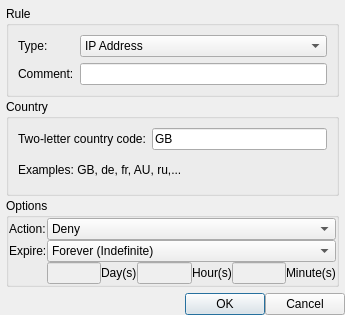
This is Quazaa/UI/dialogmodifyrule.ui in quazaa-development-team/Quazaa as Qt 5 draws it before an edit. The edited form follows.
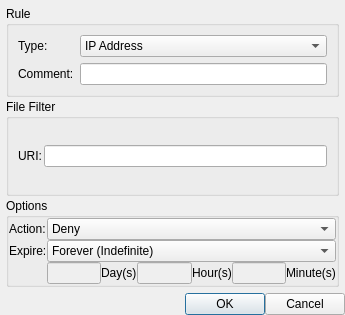
This is the edited form. The open tabs and pages were chosen to show the change. Icons and pictures are not drawn.

Commit message: Removed the country stacked widget from dialogmodifyrule.ui.

```diff
--- a/Quazaa/UI/dialogmodifyrule.ui
+++ b/Quazaa/UI/dialogmodifyrule.ui
@@ -385,55 +385,6 @@
           </item>
          </layout>
         </widget>
-        <widget class="QWidget" name="pageCountry">
-         <layout class="QGridLayout" name="gridLayoutCountry">
-          <property name="leftMargin">
-           <number>0</number>
-          </property>
-          <property name="topMargin">
-           <number>0</number>
-          </property>
-          <property name="rightMargin">
-           <number>0</number>
-          </property>
-          <property name="bottomMargin">
-           <number>0</number>
-          </property>
-          <property name="spacing">
-           <number>0</number>
-          </property>
-          <item row="0" column="0">
-           <widget class="QGroupBox" name="groupBoxCountry">
-            <property name="title">
-             <string>Country</string>
-            </property>
-            <layout class="QGridLayout" name="gridLayoutCountry_1">
-             <item row="0" column="1">
-              <widget class="QLineEdit" name="lineEditCountry">
-               <property name="text">
-                <string>GB</string>
-               </property>
-              </widget>
-             </item>
-             <item row="1" column="0" colspan="2">
-              <widget class="QLabel" name="labelExampleCountry">
-               <property name="text">
-                <string>Examples: GB, de, fr, AU, ru,...</string>
-               </property>
-              </widget>
-             </item>
-             <item row="0" column="0">
-              <widget class="QLabel" name="labelCountryCode">
-               <property name="text">
-                <string>Two-letter country code:</string>
-               </property>
-              </widget>
-             </item>
-            </layout>
-           </widget>
-          </item>
-         </layout>
-        </widget>
         <widget class="QWidget" name="pageFile">
          <layout class="QGridLayout" name="gridLayoutFile">
           <property name="leftMargin">
```
Left out of the diff: 2 changed lines with no effect on the pictures.
